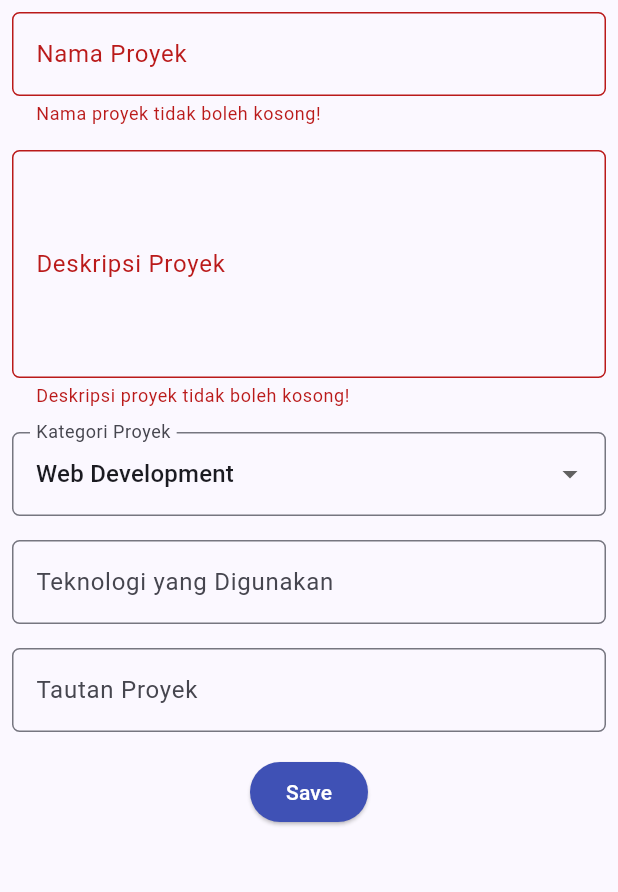
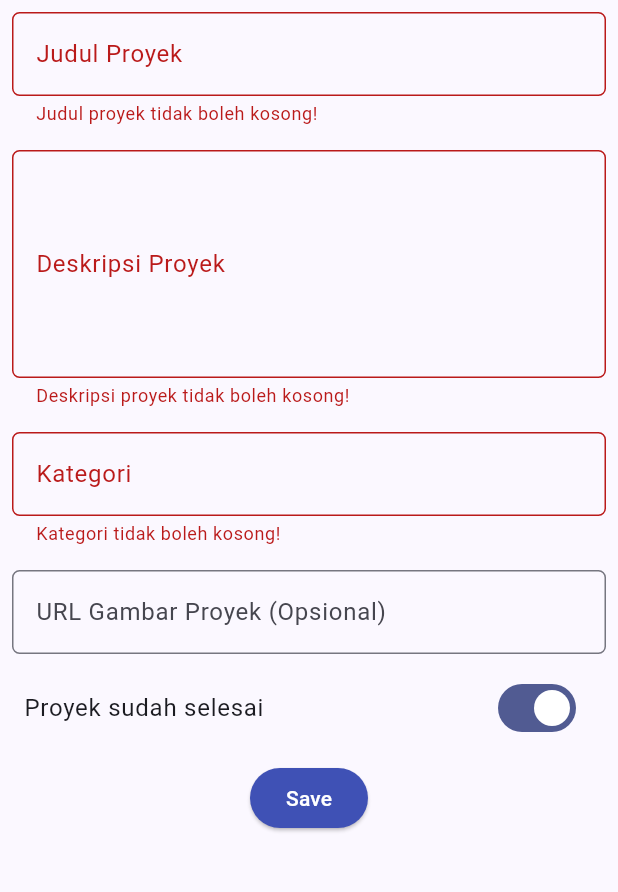
Before and after one commit to airelprakosa/myportofolio_mobile, a Flutter app: the ProjectFormPage screen opened directly, after a tap on "Save", on a phone screen of 412 x 824 dp, the part 84-976 px from its top. Run offline on Flutter 3.47's test engine with Material 3 defaults, Android fonts, the phone set to English and light mode, and no system bars; our stand-ins replace material_ui; generated files the repository leaves out were written again.

Commit message:
feat(screens): submit project form to the API with token authentication

```diff
--- a/lib/screens/project_form.dart
+++ b/lib/screens/project_form.dart
@@ -1,11 +1,17 @@
 import 'package:material_ui/material_ui.dart';
+import 'package:myportofolio_mobile/models/project.dart';
+import 'package:myportofolio_mobile/services/api_client.dart';
+import 'package:myportofolio_mobile/services/auth_state.dart';
+import 'package:myportofolio_mobile/widgets/auth_guard.dart';
 import 'package:myportofolio_mobile/widgets/left_drawer.dart';
+import 'package:provider/provider.dart';
 
-/// Halaman form untuk menambahkan proyek baru ke portofolio.
+/// Halaman form untuk menambahkan proyek baru ke backend Django.
 ///
-/// Dibuat sebagai [StatefulWidget] karena nilai setiap field berubah
-/// mengikuti input pengguna. Untuk saat ini data belum disimpan ke database,
-/// tetapi ditampilkan kembali lewat pop-up setelah validasi berhasil.
+/// Field-nya mengikuti `ProjectSerializer` Tutorial 07 milik proyek Django
+/// ini (`title`, `description`, `category`, `is_completed`, dan
+/// `project_image_url`). Data dikirim dengan POST ber-token ke
+/// `/api/v1/projects/`, sehingga pengguna harus login terlebih dahulu.
 class ProjectFormPage extends StatefulWidget {
   const ProjectFormPage({super.key});
 
@@ -17,29 +23,203 @@ class _ProjectFormPageState extends State<ProjectFormPage> {
   /// Kunci untuk mengakses state form (validasi dan reset).
   final _formKey = GlobalKey<FormState>();
 
-  String _projectName = "";
-  String _description = "";
-  String _category = "Web Development"; // default
-  String _technologies = "";
-  String _projectLink = "";
+  final _titleController = TextEditingController();
+  final _descriptionController = TextEditingController();
+  final _categoryController = TextEditingController();
+  final _imageUrlController = TextEditingController();
+  bool _isCompleted = true;
+  bool _isSubmitting = false;
 
-  final List<String> _categories = [
-    'Web Development',
-    'Mobile Development',
-    'Machine Learning',
-    'Data Science',
-    'Other',
-  ];
+  @override
+  void dispose() {
+    _titleController.dispose();
+    _descriptionController.dispose();
+    _categoryController.dispose();
+    _imageUrlController.dispose();
+    super.dispose();
+  }
+
+  /// Validator untuk field wajib dengan batas panjang dari model Django.
+  String? Function(String?) _requiredField(String label, int maxLength) {
+    return (String? value) {
+      final text = value?.trim() ?? '';
+      if (text.isEmpty) {
+        return '$label tidak boleh kosong!';
+      }
+      if (text.length > maxLength) {
+        return '$label maksimal $maxLength karakter!';
+      }
+      return null;
+    };
+  }
+
+  /// URL gambar bersifat opsional, tetapi jika diisi harus berupa URL
+  /// `http`/`https` yang valid (sesuai `URLField(max_length=500)` di Django).
+  String? _validateImageUrl(String? value) {
+    final text = value?.trim() ?? '';
+    if (text.isEmpty) {
+      return null;
+    }
+    if (text.length > 500) {
+      return 'URL gambar maksimal 500 karakter!';
+    }
+    final uri = Uri.tryParse(text);
+    final isWebUrl =
+        uri != null &&
+        (uri.scheme == 'http' || uri.scheme == 'https') &&
+        uri.host.isNotEmpty;
+    if (!isWebUrl) {
+      return 'URL harus diawali http:// atau https:// dan valid!';
+    }
+    return null;
+  }
+
+  void _showMessage(String message) {
+    ScaffoldMessenger.of(context)
+      ..hideCurrentSnackBar()
+      ..showSnackBar(SnackBar(content: Text(message)));
+  }
+
+  void _resetForm() {
+    _formKey.currentState!.reset();
+    _titleController.clear();
+    _descriptionController.clear();
+    _categoryController.clear();
+    _imageUrlController.clear();
+    setState(() {
+      _isCompleted = true;
+    });
+  }
+
+  Future<void> _submit() async {
+    if (!_formKey.currentState!.validate()) {
+      return;
+    }
+
+    // Pastikan pengguna sudah login sebelum mengirim data ke server.
+    final loggedIn = await ensureLoggedIn(context);
+    if (!loggedIn || !mounted) {
+      return;
+    }
+    final auth = context.read<AuthState>();
+    final token = auth.token;
+    if (token == null) {
+      return;
+    }
+
+    final newProject = Project(
+      title: _titleController.text.trim(),
+      description: _descriptionController.text.trim(),
+      category: _categoryController.text.trim(),
+      isCompleted: _isCompleted,
+      projectImageUrl: _imageUrlController.text.trim(),
+    );
+
+    setState(() {
+      _isSubmitting = true;
+    });
+    Project? created;
+    ApiException? apiError;
+    try {
+      created = await context.read<ApiClient>().createProject(
+        newProject,
+        token: token,
+      );
+    } on ApiException catch (error) {
+      apiError = error;
+    } catch (_) {
+      if (mounted) {
+        _showMessage('Tidak dapat terhubung ke server. Coba lagi nanti.');
+      }
+    } finally {
+      // Loading dimatikan sebelum dialog atau halaman login muncul, supaya
+      // spinner di tombol Save tidak terus berputar di belakangnya.
+      if (mounted) {
+        setState(() {
+          _isSubmitting = false;
+        });
+      }
+    }
+    if (!mounted) {
+      return;
+    }
+
+    if (created != null) {
+      await _showSuccessDialog(created);
+      if (mounted) {
+        _resetForm();
+      }
+      return;
+    }
+    if (apiError == null) {
+      return;
+    }
+    if (apiError.statusCode == 401) {
+      // Token sudah tidak berlaku: logout lalu minta login ulang.
+      await auth.logout();
+      if (!mounted) {
+        return;
+      }
+      _showMessage('Sesi berakhir. Silakan login kembali.');
+      await ensureLoggedIn(context);
+    } else {
+      _showMessage(
+        'Gagal menyimpan proyek (${apiError.statusCode}): '
+        '${apiError.userMessage}',
+      );
+    }
+  }
+
+  /// Menampilkan data proyek yang berhasil dibuat server (201 Created).
+  Future<void> _showSuccessDialog(Project project) {
+    return showDialog<void>(
+      context: context,
+      builder: (context) {
+        return AlertDialog(
+          title: const Text('Proyek berhasil ditambahkan!'),
+          content: SingleChildScrollView(
+            child: Column(
+              crossAxisAlignment: CrossAxisAlignment.start,
+              children: [
+                Text('ID: ${project.id ?? '-'}'),
+                Text('Judul: ${project.title}'),
+                Text('Deskripsi: ${project.description}'),
+                Text('Kategori: ${project.category}'),
+                Text(
+                  'Status: ${project.isCompleted ? 'Selesai' : 'Sedang berjalan'}',
+                ),
+                Text(
+                  'Gambar: '
+                  '${project.projectImageUrl.isEmpty ? '-' : project.projectImageUrl}',
+                ),
+              ],
+            ),
+          ),
+          actions: [
+            TextButton(
+              child: const Text('OK'),
+              onPressed: () => Navigator.pop(context),
+            ),
+          ],
+        );
+      },
+    );
+  }
+
+  /// Dekorasi input yang seragam untuk semua field formulir.
+  InputDecoration _decoration(String label, {String? hint}) {
+    return InputDecoration(
+      hintText: hint,
+      labelText: label,
+      border: OutlineInputBorder(borderRadius: BorderRadius.circular(5.0)),
+    );
+  }
 
   @override
   Widget build(BuildContext context) {
     return Scaffold(
       appBar: AppBar(
-        title: const Center(
-          child: Text(
-            'Add Project Form',
-          ),
-        ),
+        title: const Center(child: Text('Add Project Form')),
         backgroundColor: Colors.indigo,
         foregroundColor: Colors.white,
       ),
@@ -50,28 +230,17 @@ class _ProjectFormPageState extends State<ProjectFormPage> {
           child: Column(
             crossAxisAlignment: CrossAxisAlignment.start,
             children: [
-              // === Project Name ===
+              // === Title ===
               Padding(
                 padding: const EdgeInsets.all(8.0),
                 child: TextFormField(
-                  decoration: InputDecoration(
-                    hintText: "Nama Proyek",
-                    labelText: "Nama Proyek",
-                    border: OutlineInputBorder(
-                      borderRadius: BorderRadius.circular(5.0),
+                  controller: _titleController,
+                  decoration: _decoration(
+                    'Judul Proyek',
+                    hint: 'Contoh: Aplikasi Portofolio Mobile',
                   ),
-                  ),
-                  onChanged: (String? value) {
-                    setState(() {
-                      _projectName = value!;
-                    });
-                  },
-                  validator: (String? value) {
-                    if (value == null || value.trim().isEmpty) {
-                      return "Nama proyek tidak boleh kosong!";
-                    }
-                    return null;
-                  },
+                  textInputAction: TextInputAction.next,
+                  validator: _requiredField('Judul proyek', 255),
                 ),
               ),
 
@@ -79,22 +248,15 @@ class _ProjectFormPageState extends State<ProjectFormPage> {
               Padding(
                 padding: const EdgeInsets.all(8.0),
                 child: TextFormField(
+                  controller: _descriptionController,
                   maxLines: 5,
-                  decoration: InputDecoration(
-                    hintText: "Deskripsi Proyek",
-                    labelText: "Deskripsi Proyek",
-                    border: OutlineInputBorder(
-                      borderRadius: BorderRadius.circular(5.0),
+                  decoration: _decoration(
+                    'Deskripsi Proyek',
+                    hint: 'Ceritakan tujuan dan fitur proyek ini',
                   ),
-                  ),
-                  onChanged: (String? value) {
-                    setState(() {
-                      _description = value!;
-                    });
-                  },
                   validator: (String? value) {
                     if (value == null || value.trim().isEmpty) {
-                      return "Deskripsi proyek tidak boleh kosong!";
+                      return 'Deskripsi proyek tidak boleh kosong!';
                     }
                     return null;
                   },
@@ -104,64 +266,40 @@ class _ProjectFormPageState extends State<ProjectFormPage> {
               // === Category ===
               Padding(
                 padding: const EdgeInsets.all(8.0),
-                child: DropdownButtonFormField<String>(
-                  decoration: InputDecoration(
-                    labelText: "Kategori Proyek",
-                    border: OutlineInputBorder(
-                      borderRadius: BorderRadius.circular(5.0),
+                child: TextFormField(
+                  controller: _categoryController,
+                  decoration: _decoration(
+                    'Kategori',
+                    hint: 'Contoh: Web Development, Mobile, Data Science',
                   ),
-                  ),
-                  initialValue: _category,
-                  items: _categories
-                      .map((category) => DropdownMenuItem(
-                            value: category,
-                            child: Text(category),
-                          ))
-                      .toList(),
-                  onChanged: (String? newValue) {
-                    setState(() {
-                      _category = newValue!;
-                    });
-                  },
+                  textInputAction: TextInputAction.next,
+                  validator: _requiredField('Kategori', 100),
                 ),
               ),
 
-              // === Technologies ===
+              // === Project Image URL (opsional) ===
               Padding(
                 padding: const EdgeInsets.all(8.0),
                 child: TextFormField(
-                  decoration: InputDecoration(
-                    hintText: "Contoh: Flutter, Django, Figma",
-                    labelText: "Teknologi yang Digunakan",
-                    border: OutlineInputBorder(
-                      borderRadius: BorderRadius.circular(5.0),
+                  controller: _imageUrlController,
+                  keyboardType: TextInputType.url,
+                  decoration: _decoration(
+                    'URL Gambar Proyek (Opsional)',
+                    hint: 'https://...',
                   ),
-                  ),
-                  onChanged: (String? value) {
-                    setState(() {
-                      _technologies = value!;
-                    });
-                  },
+                  validator: _validateImageUrl,
                 ),
               ),
 
-              // === Project Link ===
-              Padding(
-                padding: const EdgeInsets.all(8.0),
-                child: TextFormField(
-                  decoration: InputDecoration(
-                    hintText: "URL Proyek (opsional)",
-                    labelText: "Tautan Proyek",
-                    border: OutlineInputBorder(
-                      borderRadius: BorderRadius.circular(5.0),
-                    ),
-                  ),
-                  onChanged: (String? value) {
+              // === Is Completed ===
+              SwitchListTile(
+                title: const Text('Proyek sudah selesai'),
+                value: _isCompleted,
+                onChanged: (bool value) {
                   setState(() {
-                      _projectLink = value!;
+                    _isCompleted = value;
                   });
                 },
-                ),
               ),
 
               // === Tombol Simpan ===
@@ -173,40 +311,17 @@ class _ProjectFormPageState extends State<ProjectFormPage> {
                     style: ButtonStyle(
                       backgroundColor: WidgetStateProperty.all(Colors.indigo),
                     ),
-                    onPressed: () {
-                      if (_formKey.currentState!.validate()) {
-                        showDialog(
-                          context: context,
-                          builder: (context) {
-                            return AlertDialog(
-                              title: const Text('Proyek berhasil ditambahkan!'),
-                              content: SingleChildScrollView(
-                                child: Column(
-                                  crossAxisAlignment: CrossAxisAlignment.start,
-                                  children: [
-                                    Text('Nama Proyek: $_projectName'),
-                                    Text('Deskripsi: $_description'),
-                                    Text('Kategori: $_category'),
-                                    Text('Teknologi: $_technologies'),
-                                    Text('Tautan: $_projectLink'),
-                                  ],
+                    onPressed: _isSubmitting ? null : _submit,
+                    child: _isSubmitting
+                        ? const SizedBox(
+                            height: 20,
+                            width: 20,
+                            child: CircularProgressIndicator(
+                              strokeWidth: 2,
+                              color: Colors.white,
                             ),
-                              ),
-                              actions: [
-                                TextButton(
-                                  child: const Text('OK'),
-                                  onPressed: () {
-                                    Navigator.pop(context);
-                                    _formKey.currentState!.reset();
-                                  },
-                                ),
-                              ],
-                            );
-                          },
-                        );
-                      }
-                    },
-                    child: const Text(
+                          )
+                        : const Text(
                             "Save",
                             style: TextStyle(color: Colors.white),
                           ),
```
Lines whose indentation alone changed are shown as unchanged.
